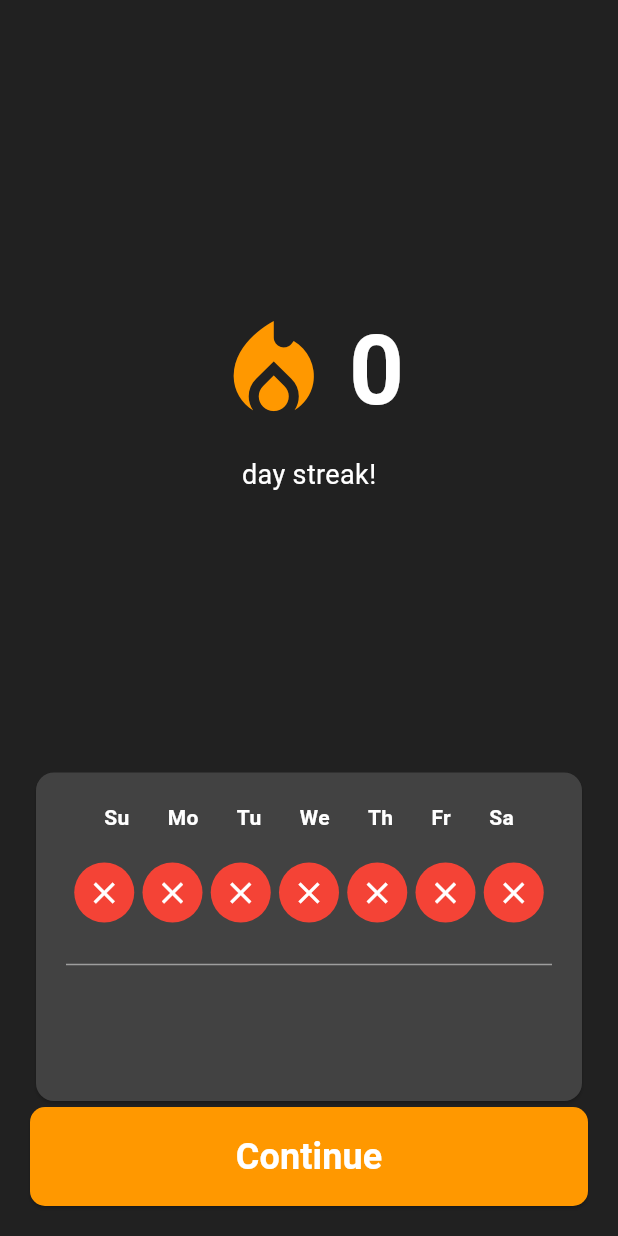
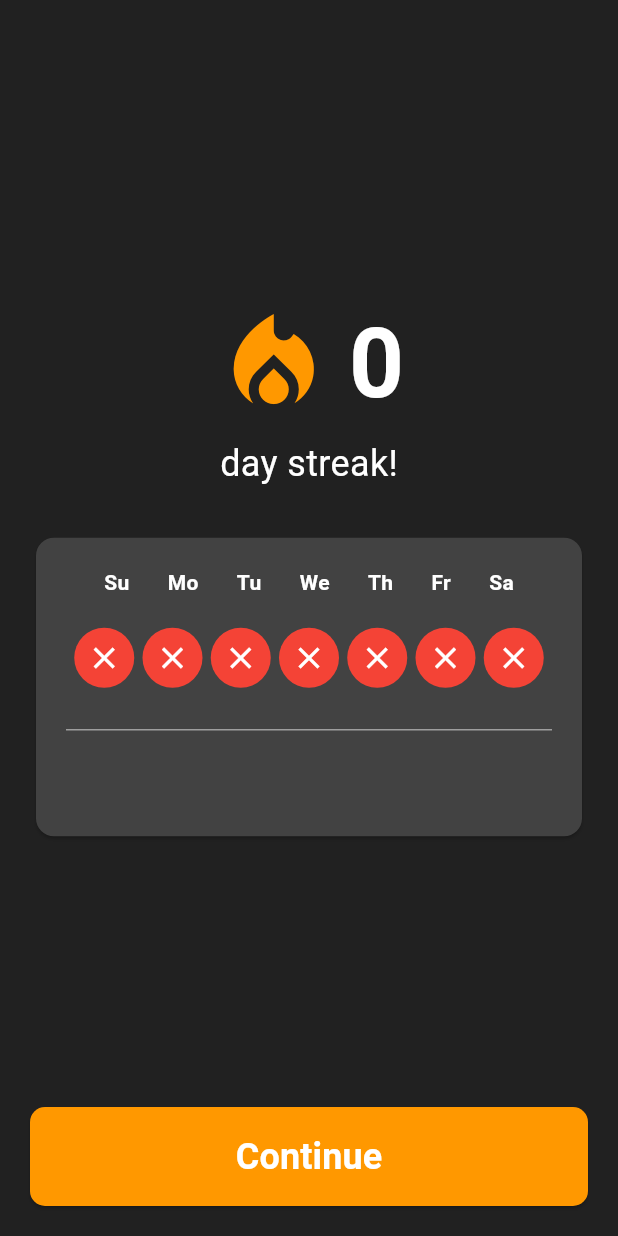
Before and after one commit to MatthewLacerda2/GoalGetter, a Flutter app: the CalendarScreen screen opened directly with empty values, on a phone screen of 412 x 824 dp. Run offline on Flutter 3.47's test engine with Material 3 defaults, Android fonts, the phone set to English and light mode, and no system bars; our stand-ins replace shared_preferences; missing offline and left inert: country_flags; accounts and stored records are empty.

Commit message:
fix: card spacing at calendar screen

```diff
--- a/frontend/lib/screens/calendar_screen.dart
+++ b/frontend/lib/screens/calendar_screen.dart
@@ -35,7 +35,6 @@ class CalendarScreen extends StatelessWidget {
           child: Column(
             children: [
               Expanded(
-                child: Center(
                 child: Column(
                   mainAxisAlignment: MainAxisAlignment.center,
                   children: [
@@ -58,18 +57,15 @@ class CalendarScreen extends StatelessWidget {
                         ),
                       ],
                     ),
-                      const SizedBox(height: 10),
+                    const SizedBox(height: 4),
                     const Text(
                       'day streak!',
                       style: TextStyle(
                         color: Colors.white,
-                          fontSize: 18,
+                        fontSize: 24,
                       ),
                     ),
-                    ],
-                  ),
-                ),
-              ),
+                    const SizedBox(height: 28),
                     Card(
                       color: Colors.grey[800],
                       child: Padding(
@@ -77,7 +73,6 @@ class CalendarScreen extends StatelessWidget {
                         child: Column(
                           mainAxisSize: MainAxisSize.min,
                           children: [
-                      // Days header
                             Row(
                               mainAxisAlignment: MainAxisAlignment.spaceEvenly,
                               children: const [
@@ -91,7 +86,6 @@ class CalendarScreen extends StatelessWidget {
                               ],
                             ),
                             const SizedBox(height: 20),
-                      // Progress indicators
                             Row(
                               mainAxisAlignment: MainAxisAlignment.spaceEvenly,
                               children: [
@@ -105,10 +99,7 @@ class CalendarScreen extends StatelessWidget {
                               ],
                             ),
                             const SizedBox(height: 20),
-                      const Divider(
-                        color: Colors.grey,
-                        thickness: 1,
-                      ),
+                            const Divider(color: Colors.grey, thickness: 1),
                             const SizedBox(height: 20),
                             Text(
                               descriptionText,
@@ -118,9 +109,11 @@ class CalendarScreen extends StatelessWidget {
                                 fontSize: 16,
                               ),
                             ),
-                      const SizedBox(height: 20),
                           ],
                         ),
+                      ),
+                    ),
+                  ],
                 ),
               ),
               SizedBox(
```
Lines whose indentation alone changed are shown as unchanged.
